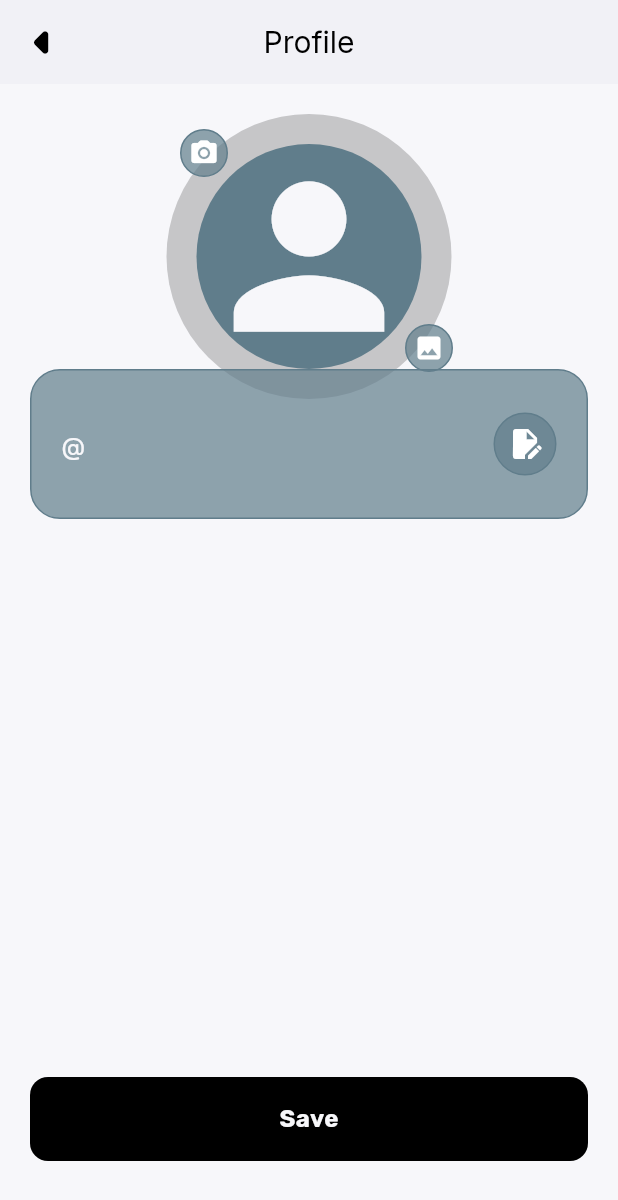
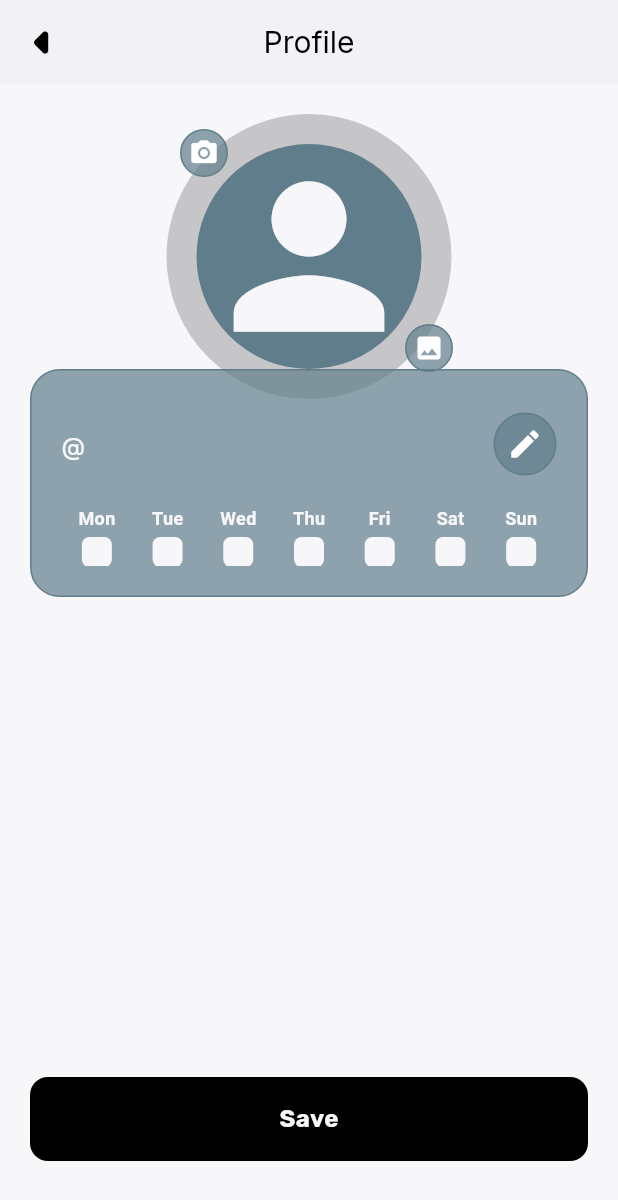
Before and after one commit to kwakyebrilliant/sharebible_v1, a Flutter app: the AccountScreen screen opened directly, on a phone screen of 412 x 824 dp. Shown: the top 1200 px of the screen. Run offline on Flutter 3.47's test engine with Material 3 defaults, Android fonts, the phone set to English and light mode, and no system bars; our stand-ins replace cloud_firestore, firebase_auth, firebase_core, google_fonts, shared_preferences; accounts and stored records are empty.

Commit message:
account updates

```diff
--- a/lib/screens/Settings/account/account_screen.dart
+++ b/lib/screens/Settings/account/account_screen.dart
@@ -13,6 +13,16 @@ class AccountScreen extends StatefulWidget {
 }
 
 class _AccountScreenState extends State<AccountScreen> {
+  final List<String> daysOfWeek = const [
+    'Mon',
+    'Tue',
+    'Wed',
+    'Thu',
+    'Fri',
+    'Sat',
+    'Sun',
+  ];
+
   @override
   Widget build(BuildContext context) {
     return StreamBuilder<DocumentSnapshot>(
@@ -124,6 +134,7 @@ class _AccountScreenState extends State<AccountScreen> {
                     ),
                   ),
 
+                  // Positioned for a part of user's detail
                   Positioned(
                     top: 170.0,
                     left: 0.0,
@@ -191,13 +202,62 @@ class _AccountScreenState extends State<AccountScreen> {
                                 // Centered edit icon
                                 child: Center(
                                   child: Icon(
-                                    Icons.edit_document,
+                                    Icons.edit,
                                     color: Color(0xFFFFFFFF),
                                     size: 24.0,
                                   ),
                                 ),
                               ),
                             ],
+                          ),
+
+                          // Padding around row for streak
+                          Padding(
+                            padding: const EdgeInsets.only(top: 12.0),
+
+                            // Row for streak
+                            child: Row(
+                              children: [
+                                SizedBox(
+                                  height: 40.0,
+                                  width: MediaQuery.of(context).size.width - 82,
+                                  child: GridView.builder(
+                                    gridDelegate:
+                                        const SliverGridDelegateWithFixedCrossAxisCount(
+                                          crossAxisCount: 7,
+                                        ),
+                                    itemCount: daysOfWeek.length,
+                                    itemBuilder: (context, index) {
+                                      return Column(
+                                        children: [
+                                          Text(
+                                            daysOfWeek[index],
+                                            style: const TextStyle(
+                                              fontSize: 12.0,
+                                              fontWeight: FontWeight.bold,
+                                              color: Color(0xFFF7F7FA),
+                                            ),
+                                          ),
+                                          const SizedBox(height: 4.0),
+                                          Container(
+                                            width: 20.0,
+                                            height: 20.0,
+                                            decoration: BoxDecoration(
+                                              color:
+                                                  Theme.of(
+                                                    context,
+                                                  ).colorScheme.surface,
+                                              borderRadius:
+                                                  BorderRadius.circular(5.0),
+                                            ),
+                                          ),
+                                        ],
+                                      );
+                                    },
+                                  ),
+                                ),
+                              ],
+                            ),
                           ),
                         ],
                       ),
```
